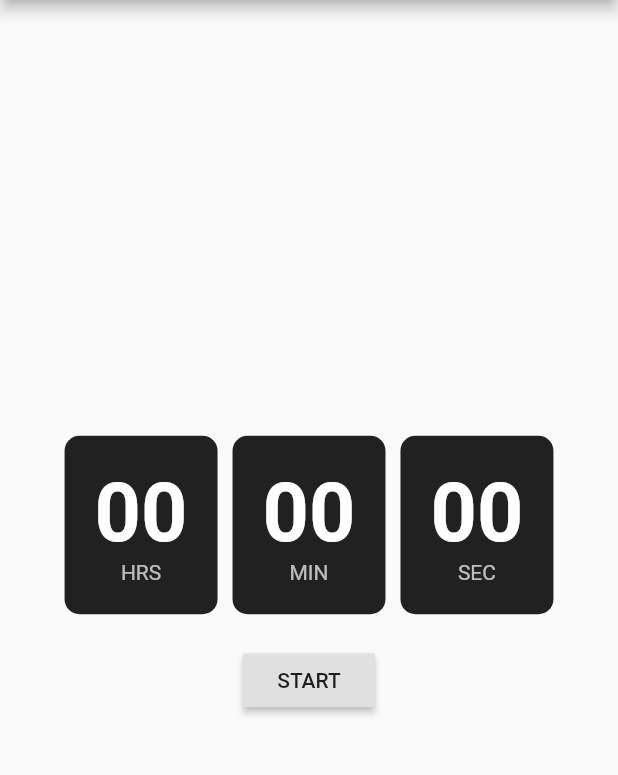
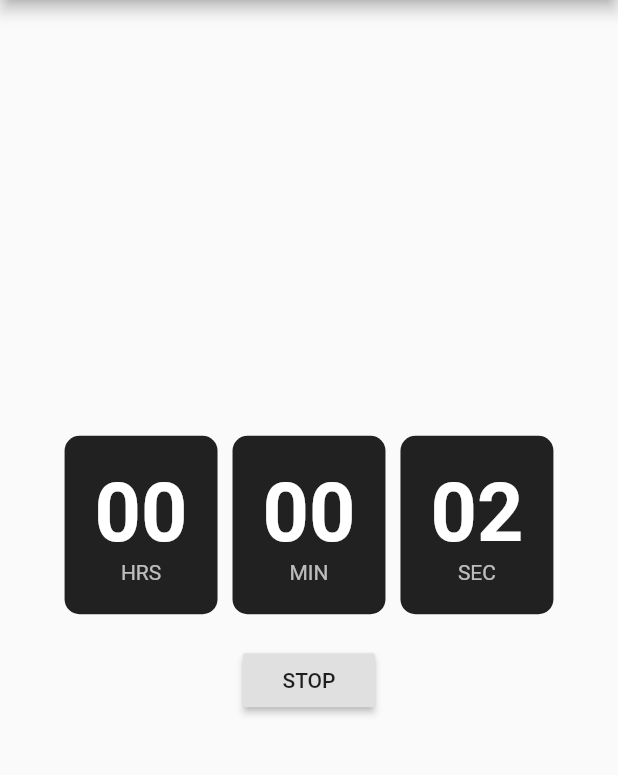
Before and after one commit to enaydyonov/flutter-timer, a Flutter app: the screen it shows after launch, after a tap on "START", on a phone screen of 412 x 824 dp, the part 84-859 px from its top. Run offline on Flutter 3.47's test engine with Material 2 defaults, Android fonts, the phone set to English and light mode, and no system bars.

```diff
--- a/lib/main.dart
+++ b/lib/main.dart
@@ -1,10 +1,42 @@
 import 'package:flutter/material.dart';
+import 'dart:async';
 
-void main() => runApp(MyApp());
+void main() => runApp(TimerApp());
 
-class MyApp extends StatelessWidget {
+class TimerApp extends StatefulWidget {
+  @override
+  State<StatefulWidget> createState() {
+    return new TimerAppState();
+  }
+}
+
+class TimerAppState extends State<TimerApp> {
+  static const duration = const Duration(seconds: 1);
+
+  int secondsPassed = 0;
+  bool isActive = false;
+
+  Timer timer;
+
+  void handleTick() {
+    if (isActive) {
+      setState(() {
+        secondsPassed = secondsPassed + 1;
+      });
+    }
+  }
+
   @override
   Widget build(BuildContext context) {
+    if (timer == null)
+      timer = Timer.periodic(duration, (Timer t) {
+        handleTick();
+      });
+
+    int seconds = secondsPassed % 60;
+    int minutes = secondsPassed ~/ 60;
+    int hours = secondsPassed ~/ (60 * 60);
+
     return MaterialApp(
       title: 'Welcome to Flutter',
       home: Scaffold(
@@ -18,17 +50,22 @@ class MyApp extends StatelessWidget {
               Row(
                 mainAxisAlignment: MainAxisAlignment.center,
                 children: <Widget>[
-                  CustomTextContainer(label: 'HRS'),
-                  CustomTextContainer(label: 'MIN'),
-                  CustomTextContainer(label: 'SEC'),
+                  CustomTextContainer(
+                      label: 'HRS', value: hours.toString().padLeft(2, '0')),
+                  CustomTextContainer(
+                      label: 'MIN', value: minutes.toString().padLeft(2, '0')),
+                  CustomTextContainer(
+                      label: 'SEC', value: seconds.toString().padLeft(2, '0')),
                 ],
               ),
               Container(
                 margin: EdgeInsets.only(top: 20),
                 child: RaisedButton(
-                  child: Text('START'),
+                  child: Text(isActive ? 'STOP' : 'START'),
                   onPressed: () {
-
+                    setState(() {
+                      isActive = !isActive;
+                    });
                   },
                 ),
               ),
@@ -41,10 +78,10 @@ class MyApp extends StatelessWidget {
 }
 
 class CustomTextContainer extends StatelessWidget {
-
-  CustomTextContainer({this.label});
+  CustomTextContainer({this.label, this.value});
 
   final String label;
+  final String value;
 
   @override
   Widget build(BuildContext context) {
@@ -59,7 +96,7 @@ class CustomTextContainer extends StatelessWidget {
         mainAxisSize: MainAxisSize.min,
         children: <Widget>[
           Text(
-            '00',
+            '$value',
             style: TextStyle(
               color: Colors.white,
               fontSize: 54,
```
